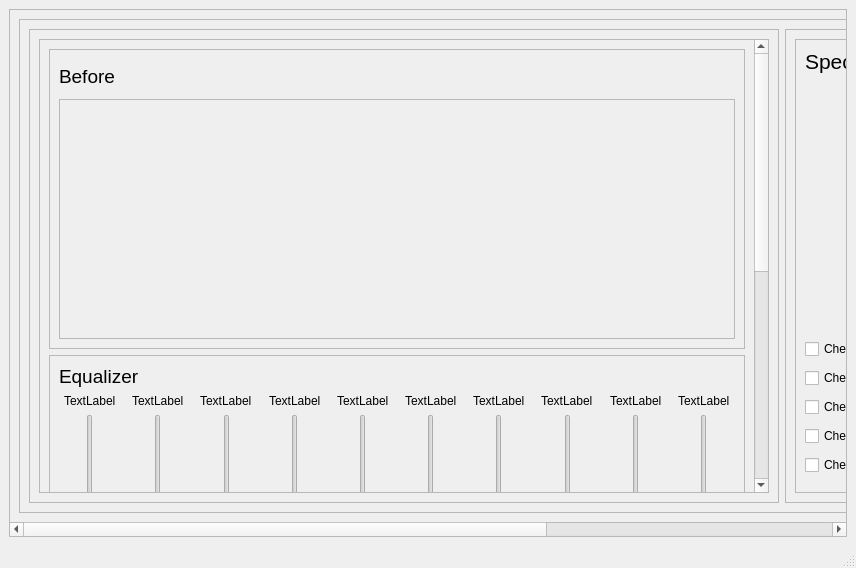
AmiraOmar99/DSP-Equalizer, file main.ui: the form before one commit.
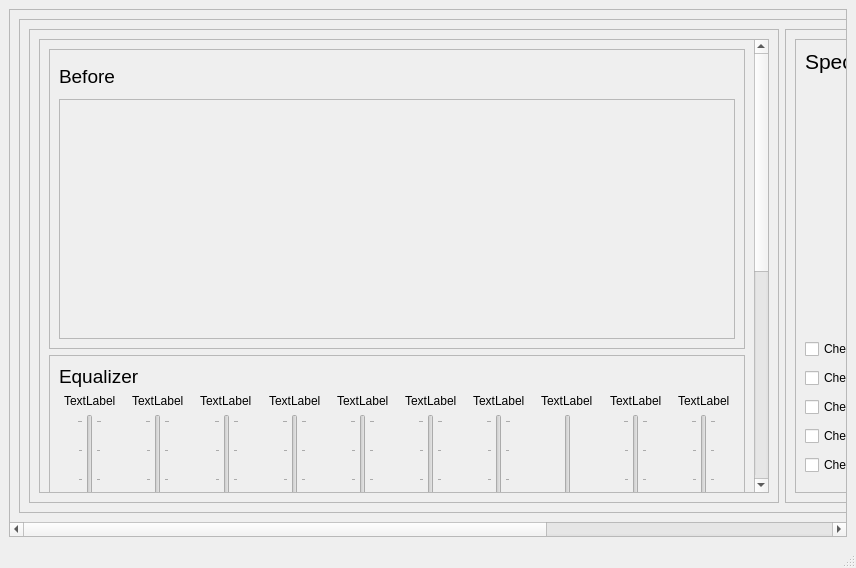
The form after the commit.

The edit to the form file:
```diff
--- a/main.ui
+++ b/main.ui
@@ -63,7 +63,7 @@
                  <property name="geometry">
                   <rect>
                    <x>0</x>
-                   <y>-220</y>
+                   <y>-450</y>
                    <width>711</width>
                    <height>880</height>
                   </rect>
@@ -170,6 +170,12 @@
                            <property name="orientation">
                             <enum>Qt::Vertical</enum>
                            </property>
+                           <property name="tickPosition">
+                            <enum>QSlider::TicksBothSides</enum>
+                           </property>
+                           <property name="tickInterval">
+                            <number>1</number>
+                           </property>
                           </widget>
                          </item>
                          <item alignment="Qt::AlignHCenter">
@@ -201,6 +207,12 @@
                            <property name="orientation">
                             <enum>Qt::Vertical</enum>
                            </property>
+                           <property name="tickPosition">
+                            <enum>QSlider::TicksBothSides</enum>
+                           </property>
+                           <property name="tickInterval">
+                            <number>1</number>
+                           </property>
                           </widget>
                          </item>
                          <item alignment="Qt::AlignHCenter">
@@ -232,6 +244,12 @@
                            <property name="orientation">
                             <enum>Qt::Vertical</enum>
                            </property>
+                           <property name="tickPosition">
+                            <enum>QSlider::TicksBothSides</enum>
+                           </property>
+                           <property name="tickInterval">
+                            <number>1</number>
+                           </property>
                           </widget>
                          </item>
                          <item alignment="Qt::AlignHCenter">
@@ -263,6 +281,12 @@
                            <property name="orientation">
                             <enum>Qt::Vertical</enum>
                            </property>
+                           <property name="tickPosition">
+                            <enum>QSlider::TicksBothSides</enum>
+                           </property>
+                           <property name="tickInterval">
+                            <number>1</number>
+                           </property>
                           </widget>
                          </item>
                          <item alignment="Qt::AlignHCenter">
@@ -294,6 +318,12 @@
                            <property name="orientation">
                             <enum>Qt::Vertical</enum>
                            </property>
+                           <property name="tickPosition">
+                            <enum>QSlider::TicksBothSides</enum>
+                           </property>
+                           <property name="tickInterval">
+                            <number>1</number>
+                           </property>
                           </widget>
                          </item>
                          <item alignment="Qt::AlignHCenter">
@@ -325,6 +355,12 @@
                            <property name="orientation">
                             <enum>Qt::Vertical</enum>
                            </property>
+                           <property name="tickPosition">
+                            <enum>QSlider::TicksBothSides</enum>
+                           </property>
+                           <property name="tickInterval">
+                            <number>1</number>
+                           </property>
                           </widget>
                          </item>
                          <item alignment="Qt::AlignHCenter">
@@ -356,6 +392,12 @@
                            <property name="orientation">
                             <enum>Qt::Vertical</enum>
                            </property>
+                           <property name="tickPosition">
+                            <enum>QSlider::TicksBothSides</enum>
+                           </property>
+                           <property name="tickInterval">
+                            <number>1</number>
+                           </property>
                           </widget>
                          </item>
                          <item alignment="Qt::AlignHCenter">
@@ -418,6 +460,12 @@
                            <property name="orientation">
                             <enum>Qt::Vertical</enum>
                            </property>
+                           <property name="tickPosition">
+                            <enum>QSlider::TicksBothSides</enum>
+                           </property>
+                           <property name="tickInterval">
+                            <number>1</number>
+                           </property>
                           </widget>
                          </item>
                          <item alignment="Qt::AlignHCenter">
@@ -449,6 +497,12 @@
                            <property name="orientation">
                             <enum>Qt::Vertical</enum>
                            </property>
+                           <property name="tickPosition">
+                            <enum>QSlider::TicksBothSides</enum>
+                           </property>
+                           <property name="tickInterval">
+                            <number>1</number>
+                           </property>
                           </widget>
                          </item>
                          <item alignment="Qt::AlignHCenter">
```
Left out of the diff: 86 changed lines with no effect on the pictures.
